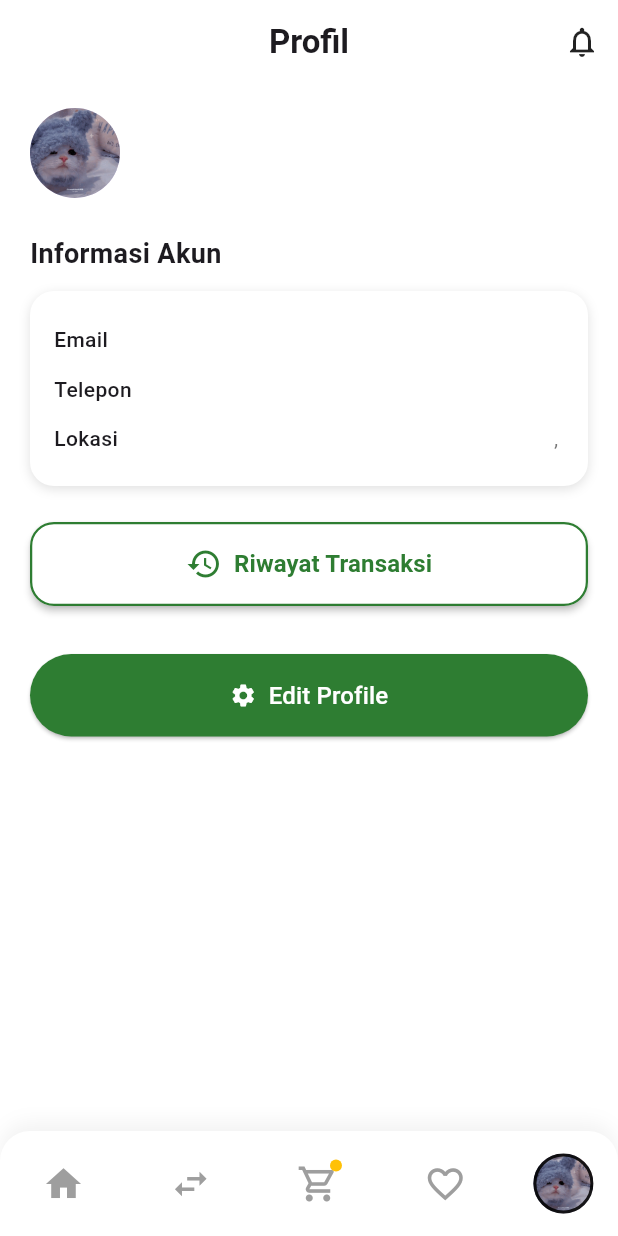
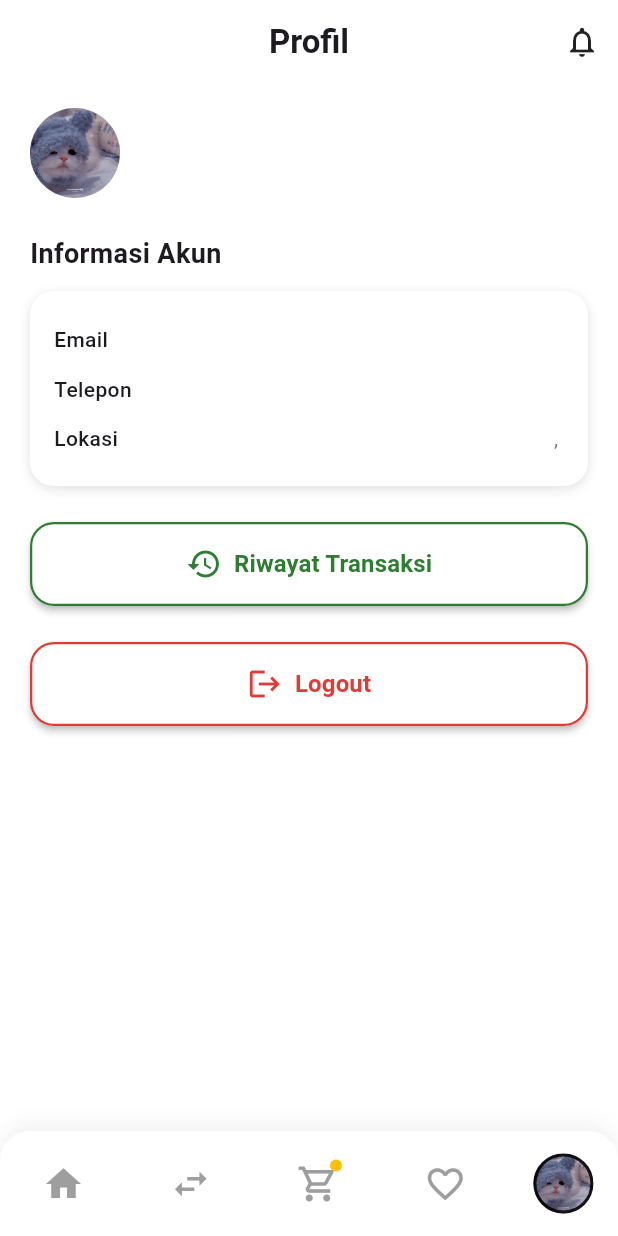
Before and after one commit to kiy4h/campedia, a Flutter app: the ProfilePage screen opened directly, on a phone screen of 412 x 824 dp. Run offline on Flutter 3.47's test engine with Material 3 defaults, Android fonts, the phone set to English and light mode, and no system bars; our stand-ins replace flutter_countdown_timer, flutter_map, font_awesome_flutter, google_fonts, latlong2, shared_preferences; accounts and stored records are empty.

Commit message:
add logout button + remove edit profile button

```diff
--- a/lib/pages/profile/profile_detail/profile.dart
+++ b/lib/pages/profile/profile_detail/profile.dart
@@ -21,6 +21,7 @@ import '../transaction/historyPenyewaan.dart'; // Import halaman riwayat penyewa
 import '../../../providers/auth_provider.dart'; // Import AuthProvider
 import '../../../providers/profile_provider.dart'; // Import ProfileProvider
 import '../../../models/models.dart'; // Import models
+import '../../intro/animation/onboarding.dart'; // Import OnboardingScreen untuk navigasi logout
 
 /* Fungsi utama untuk menjalankan aplikasi Flutter yang menampilkan halaman profil.
  *
@@ -205,8 +206,9 @@ class ProfilePageState extends State<ProfilePage> {
                     profileProvider.userProfile), // Detail informasi dinamis
                 const SizedBox(height: 24), // Spasi vertikal.
                 _buildHistorySection(context), // Tombol riwayat transaksi
+                const SizedBox(height: 24), // Spasi vertikal.
+                _buildLogoutSection(context), // Tombol logout
                 const SizedBox(height: 32), // Spasi vertikal.
-                _buildSettingsButton(), // Tombol pengaturan profil.
               ],
             );
           },
@@ -425,36 +427,140 @@ class ProfilePageState extends State<ProfilePage> {
     );
   }
 
-  /* Fungsi ini membangun tombol "Edit Profile" yang navigasi ke halaman pengaturan.
+  /* Fungsi ini membangun tombol logout dengan ikon dan konfirmasi.
    *
-   * Return: Widget [ElevatedButton.icon] untuk mengedit profil.
+   * Parameter:
+   * - [context]: BuildContext dari widget, digunakan untuk menampilkan dialog konfirmasi.
+   *
+   * Return: Widget [ElevatedButton] untuk logout.
    */
-  Widget _buildSettingsButton() {
-    return ElevatedButton.icon(
+  Widget _buildLogoutSection(BuildContext context) {
+    return Column(
+      crossAxisAlignment:
+          CrossAxisAlignment.stretch, // Membuat tombol memenuhi lebar
+      children: [
+        /** Widget [ElevatedButton]
+         * * Deskripsi:
+         * - Tombol logout dengan warna merah untuk menunjukkan aksi yang signifikan.
+         */
+        ElevatedButton.icon(
           style: ElevatedButton.styleFrom(
-        backgroundColor: const Color(
-            0xFF2E7D32), // Warna latar belakang tombol (hijau gelap).
-        padding: const EdgeInsets.symmetric(
-            vertical: 16), // Padding vertikal tombol.
+            backgroundColor: Colors.white, // Warna latar belakang putih
+            foregroundColor: Colors.red[600], // Warna teks dan ikon merah
+            padding: const EdgeInsets.symmetric(vertical: 16, horizontal: 20),
             shape: RoundedRectangleBorder(
-            borderRadius: BorderRadius.circular(30)), // Sudut tombol membulat.
+              borderRadius: BorderRadius.circular(16),
+              side: BorderSide(
+                  color: Colors.red[600]!, width: 1.5), // Border merah
+            ),
+            elevation: 2, // Sedikit bayangan
           ),
           onPressed: () {
-        // TODO: Logika navigasi ke halaman pengaturan atau edit profil akan ditambahkan di sini.
-        // Misalnya: Navigator.push(context, MaterialPageRoute(builder: (context) => SettingsPage()));
+            _showLogoutDialog(context);
           },
           /** Widget [Icon]
            * * Deskripsi:
-       * - Ikon pengaturan di sebelah kiri teks tombol.
+           * - Ikon logout di sebelah kiri teks tombol.
            */
-      icon: const Icon(Icons.settings, color: Colors.white),
+          icon: const Icon(Icons.logout, size: 24),
           /** Widget [Text]
            * * Deskripsi:
-       * - Teks tombol "Edit Profile".
-       * - Gaya teks dengan warna putih dan ukuran 16.
+           * - Teks tombol "Logout".
+           * - Gaya teks dengan ukuran 16 dan semi-bold.
            */
-      label: const Text('Edit Profile',
-          style: TextStyle(color: Colors.white, fontSize: 16)),
+          label: const Text(
+            'Logout',
+            style: TextStyle(fontSize: 16, fontWeight: FontWeight.w600),
+          ),
+        ),
+      ],
+    );
+  }
+
+  /* Fungsi ini menampilkan dialog konfirmasi logout.
+   *
+   * Parameter:
+   * - [context]: BuildContext dari widget, digunakan untuk menampilkan dialog.
+   *
+   * Return: Tidak ada (void).
+   */
+  void _showLogoutDialog(BuildContext context) {
+    showDialog(
+      context: context,
+      builder: (context) {
+        /** Widget [AlertDialog]
+         * * Deskripsi:
+         * - Dialog konfirmasi logout.
+         */
+        return AlertDialog(
+          /** Widget [Text]
+           * * Deskripsi:
+           * - Judul dialog konfirmasi logout.
+           */
+          title: const Text('Logout'),
+          /** Widget [Text]
+           * * Deskripsi:
+           * - Pesan konfirmasi yang menanyakan apakah pengguna yakin ingin keluar.
+           */
+          content:
+              const Text('Are you sure you want to logout from your account?'),
+          shape: RoundedRectangleBorder(
+            borderRadius: BorderRadius.circular(16), // Sudut dialog membulat
+          ),
+          actions: [
+            /** Widget [TextButton]
+             * * Deskripsi:
+             * - Tombol "Cancel" untuk menutup dialog tanpa logout.
+             */
+            TextButton(
+              onPressed: () {
+                Navigator.pop(context); // Menutup dialog.
+              },
+              child: const Text(
+                'Cancel',
+                style: TextStyle(color: Colors.grey),
+              ),
+            ),
+            /** Widget [TextButton]
+             * * Deskripsi:
+             * - Tombol "Logout" untuk melanjutkan proses logout.
+             */
+            TextButton(
+              onPressed: () async {
+                // Ambil AuthProvider dan ProfileProvider untuk logout
+                final authProvider =
+                    Provider.of<AuthProvider>(context, listen: false);
+                final profileProvider =
+                    Provider.of<ProfileProvider>(context, listen: false);
+
+                // Lakukan logout
+                await authProvider.logout();
+
+                // Clear profile data
+                profileProvider.clearProfile();
+
+                // Tutup dialog
+                Navigator.pop(context);
+
+                // Navigasi ke OnboardingScreen dan hapus semua rute sebelumnya
+                Navigator.pushAndRemoveUntil(
+                  context,
+                  MaterialPageRoute(
+                      builder: (context) => const OnboardingScreen()),
+                  (route) => false, // Menghapus semua rute sebelumnya
+                );
+              },
+              child: Text(
+                'Logout',
+                style: TextStyle(
+                  color: Colors.red[600],
+                  fontWeight: FontWeight.w600,
+                ),
+              ),
+            ),
+          ],
+        );
+      },
     );
   }
 }
```
Lines whose indentation alone changed are shown as unchanged.
